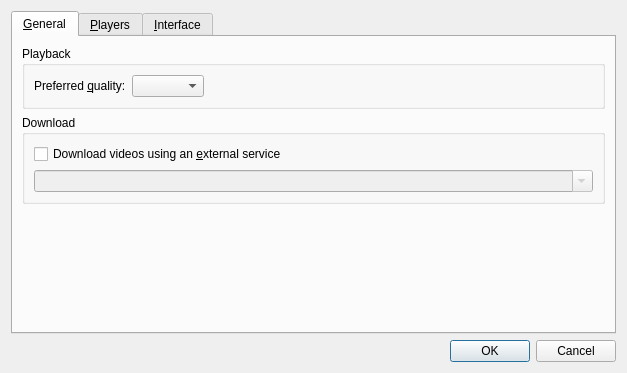
smplayer-dev/smtube, file src/configdialog.ui: the form before one commit.
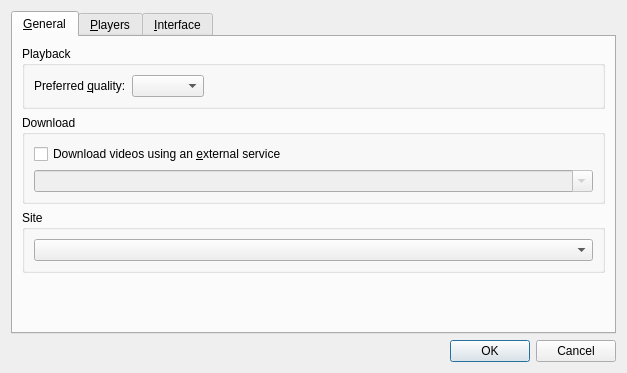
The form after the commit. Icons and pictures are not drawn.

Commit message: Add an option in preferences to choose the site

The edit to the form file:
```diff
--- a/src/configdialog.ui
+++ b/src/configdialog.ui
@@ -26,7 +26,7 @@
       <attribute name="title">
        <string>&amp;General</string>
       </attribute>
-      <layout class="QVBoxLayout" name="verticalLayout_3">
+      <layout class="QVBoxLayout" name="verticalLayout_7">
        <item>
         <widget class="QGroupBox" name="playback_group">
          <property name="title">
@@ -88,6 +88,18 @@
          </layout>
         </widget>
        </item>
+       <item>
+        <widget class="QGroupBox" name="sites_group">
+         <property name="title">
+          <string>Site</string>
+         </property>
+         <layout class="QVBoxLayout" name="verticalLayout_3">
+          <item>
+           <widget class="QComboBox" name="sites_combo"/>
+          </item>
+         </layout>
+        </widget>
+       </item>
        <item>
         <spacer name="verticalSpacer_3">
          <property name="orientation">
```
Left out of the diff: 1 changed line with no effect on the pictures. The commit also changes 4 other files.
